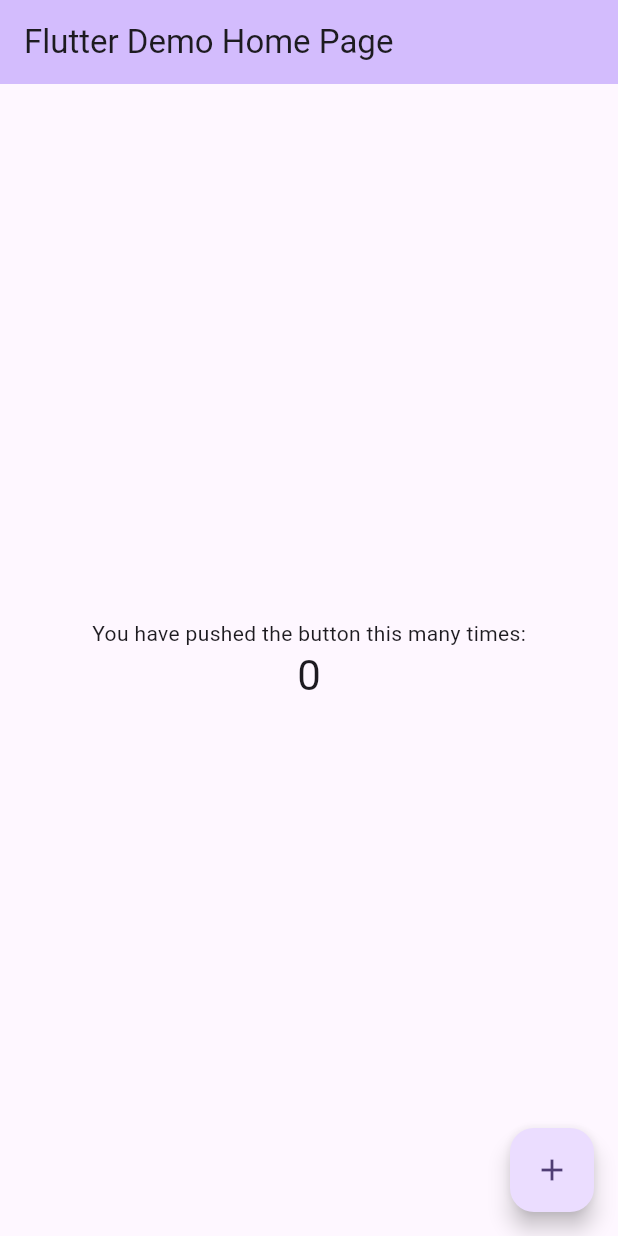
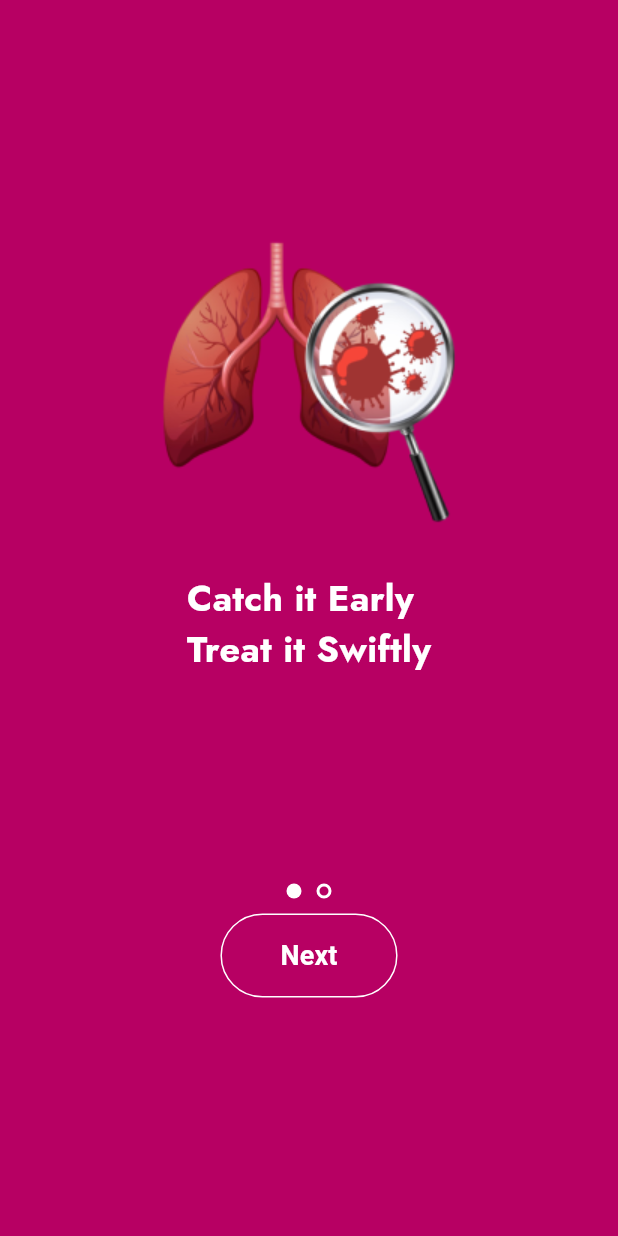
Before and after one commit to MDK-404/tubulert, a Flutter app: the screen it shows after launch, on a phone screen of 412 x 824 dp. Run offline on Flutter 3.47's test engine with Material 3 defaults, Android fonts, the phone set to English and light mode, and no system bars; our stand-ins replace google_fonts.

Commit message:
on Boarding Screens done

```diff
--- a/lib/main.dart
+++ b/lib/main.dart
@@ -1,4 +1,5 @@
 import 'package:flutter/material.dart';
+import 'package:tubulert/screens/splash_screen.dart';
 
 void main() {
   runApp(const MyApp());
@@ -7,119 +8,15 @@
 class MyApp extends StatelessWidget {
   const MyApp({super.key});
 
-  // This widget is the root of your application.
   @override
   Widget build(BuildContext context) {
     return MaterialApp(
-      title: 'Flutter Demo',
+      title: 'Tubulert',
+      debugShowCheckedModeBanner: false,
       theme: ThemeData(
-        // This is the theme of your application.
-        //
-        // TRY THIS: Try running your application with "flutter run". You'll see
-        // the application has a purple toolbar. Then, without quitting the app,
-        // try changing the seedColor in the colorScheme below to Colors.green
-        // and then invoke "hot reload" (save your changes or press the "hot
-        // reload" button in a Flutter-supported IDE, or press "r" if you used
-        // the command line to start the app).
-        //
-        // Notice that the counter didn't reset back to zero; the application
-        // state is not lost during the reload. To reset the state, use hot
-        // restart instead.
-        //
-        // This works for code too, not just values: Most code changes can be
-        // tested with just a hot reload.
-        colorScheme: ColorScheme.fromSeed(seedColor: Colors.deepPurple),
-        useMaterial3: true,
+        primarySwatch: Colors.blue,
       ),
-      home: const MyHomePage(title: 'Flutter Demo Home Page'),
+      home: const SplashScreen(),
     );
   }
 }
-
-class MyHomePage extends StatefulWidget {
-  const MyHomePage({super.key, required this.title});
-
-  // This widget is the home page of your application. It is stateful, meaning
-  // that it has a State object (defined below) that contains fields that affect
-  // how it looks.
-
-  // This class is the configuration for the state. It holds the values (in this
-  // case the title) provided by the parent (in this case the App widget) and
-  // used by the build method of the State. Fields in a Widget subclass are
-  // always marked "final".
-
-  final String title;
-
-  @override
-  State<MyHomePage> createState() => _MyHomePageState();
-}
-
-class _MyHomePageState extends State<MyHomePage> {
-  int _counter = 0;
-
-  void _incrementCounter() {
-    setState(() {
-      // This call to setState tells the Flutter framework that something has
-      // changed in this State, which causes it to rerun the build method below
-      // so that the display can reflect the updated values. If we changed
-      // _counter without calling setState(), then the build method would not be
-      // called again, and so nothing would appear to happen.
-      _counter++;
-    });
-  }
-
-  @override
-  Widget build(BuildContext context) {
-    // This method is rerun every time setState is called, for instance as done
-    // by the _incrementCounter method above.
-    //
-    // The Flutter framework has been optimized to make rerunning build methods
-    // fast, so that you can just rebuild anything that needs updating rather
-    // than having to individually change instances of widgets.
-    return Scaffold(
-      appBar: AppBar(
-        // TRY THIS: Try changing the color here to a specific color (to
-        // Colors.amber, perhaps?) and trigger a hot reload to see the AppBar
-        // change color while the other colors stay the same.
-        backgroundColor: Theme.of(context).colorScheme.inversePrimary,
-        // Here we take the value from the MyHomePage object that was created by
-        // the App.build method, and use it to set our appbar title.
-        title: Text(widget.title),
-      ),
-      body: Center(
-        // Center is a layout widget. It takes a single child and positions it
-        // in the middle of the parent.
-        child: Column(
-          // Column is also a layout widget. It takes a list of children and
-          // arranges them vertically. By default, it sizes itself to fit its
-          // children horizontally, and tries to be as tall as its parent.
-          //
-          // Column has various properties to control how it sizes itself and
-          // how it positions its children. Here we use mainAxisAlignment to
-          // center the children vertically; the main axis here is the vertical
-          // axis because Columns are vertical (the cross axis would be
-          // horizontal).
-          //
-          // TRY THIS: Invoke "debug painting" (choose the "Toggle Debug Paint"
-          // action in the IDE, or press "p" in the console), to see the
-          // wireframe for each widget.
-          mainAxisAlignment: MainAxisAlignment.center,
-          children: <Widget>[
-            const Text(
-              'You have pushed the button this many times:',
-            ),
-            Text(
-              '$_counter',
-              style: Theme.of(context).textTheme.headlineMedium,
-            ),
-          ],
-        ),
-      ),
-      floatingActionButton: FloatingActionButton(
-        onPressed: _incrementCounter,
-        tooltip: 'Increment',
-        child: const Icon(Icons.add),
-      ), // This trailing comma makes auto-formatting nicer for build methods.
-    );
-  }
-}
--- /dev/null
+++ b/lib/screens/onboarding_screen1.dart
@@ -0,0 +1,77 @@
+import 'package:flutter/material.dart';
+import 'package:google_fonts/google_fonts.dart';
+import 'package:tubulert/screens/onboarding_screen2.dart';
+
+class OnBoardingone extends StatelessWidget {
+  const OnBoardingone({super.key});
+
+  @override
+  Widget build(BuildContext context) {
+    return Scaffold(
+      backgroundColor: Color(0xFFB70063),
+      body: Center(
+        child: Column(
+          mainAxisAlignment: MainAxisAlignment.center,
+          crossAxisAlignment: CrossAxisAlignment.center,
+          children: [
+            Image(image: AssetImage('assets/images/onboarding1.png')),
+            SizedBox(height: 30),
+            Text(
+              'Catch it Early\nTreat it Swiftly',
+              style: GoogleFonts.jost(
+                textStyle: TextStyle(
+                    fontSize: 24,
+                    color: Colors.white,
+                    fontWeight: FontWeight.bold),
+              ),
+            ),
+            SizedBox(height: 140),
+            Row(
+              mainAxisAlignment: MainAxisAlignment.center,
+              children: [
+                Container(
+                  width: 10,
+                  height: 10,
+                  decoration: BoxDecoration(
+                    color: Colors.white,
+                    shape: BoxShape.circle,
+                  ),
+                ),
+                SizedBox(width: 10),
+                Container(
+                  width: 10,
+                  height: 10,
+                  decoration: BoxDecoration(
+                      color: Colors.transparent,
+                      shape: BoxShape.circle,
+                      border: Border.all(color: Colors.white, width: 2)),
+                ),
+              ],
+            ),
+            SizedBox(height: 10),
+            TextButton(
+                onPressed: () {
+                  Navigator.push(context,
+                      MaterialPageRoute(builder: (context) => OnBoardingTwo()));
+                },
+                style: TextButton.styleFrom(
+                  backgroundColor: Color(0xFFB70063), // Button color
+                  padding: EdgeInsets.symmetric(horizontal: 40, vertical: 15),
+                  shape: RoundedRectangleBorder(
+                      borderRadius: BorderRadius.circular(30),
+                      side: BorderSide(color: Colors.white)),
+                ),
+                child: const Text(
+                  'Next',
+                  style: TextStyle(
+                    color: Colors.white, // Text color
+                    fontSize: 18,
+                    fontWeight: FontWeight.bold,
+                  ),
+                ))
+          ],
+        ),
+      ),
+    );
+  }
+}
--- a/pubspec.yaml
+++ b/pubspec.yaml
@@ -35,6 +35,7 @@ dependencies:
   # The following adds the Cupertino Icons font to your application.
   # Use with the CupertinoIcons class for iOS style icons.
   cupertino_icons: ^1.0.6
+  google_fonts: ^6.2.1
 
 dev_dependencies:
   flutter_test:
@@ -59,8 +60,8 @@ flutter:
   uses-material-design: true
 
   # To add assets to your application, add an assets section, like this:
-  # assets:
-  #   - images/a_dot_burr.jpeg
+  assets:
+    - assets/images/
   #   - images/a_dot_ham.jpeg
 
   # An image asset can refer to one or more resolution-specific "variants", see
```
Also changed, not shown: lib/screens/onboarding_screen2.dart (added, +77 -0 lines), lib/screens/splash_screen.dart (+43 -0 lines), assets/images/onboarding1.png (added), assets/images/onboarding2.png (added), pubspec.lock, 1 other file.
